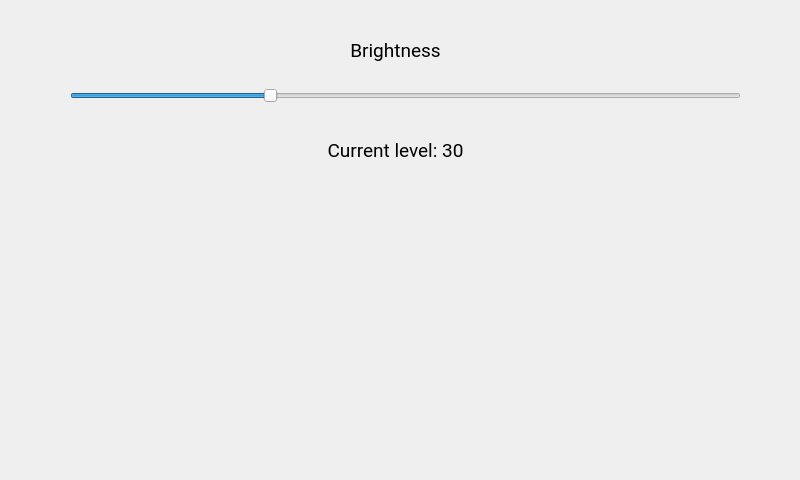
This is settingsmenu.ui in spencerng/lmao as Qt 5 draws it before an edit. The edited form follows.
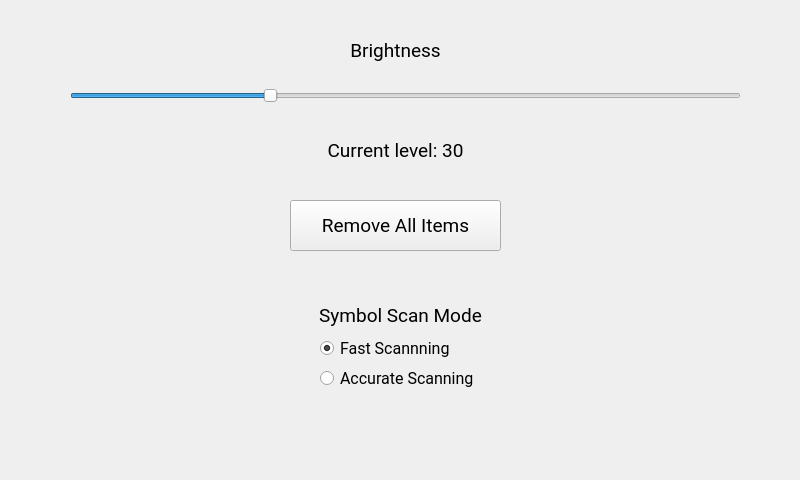
This is the edited form. Icons and pictures are not drawn.

The edit to the form file:
```diff
--- a/settingsmenu.ui
+++ b/settingsmenu.ui
@@ -138,6 +138,88 @@
      <set>Qt::AlignCenter</set>
     </property>
    </widget>
+   <widget class="QPushButton" name="deleteAllButton">
+    <property name="geometry">
+     <rect>
+      <x>290</x>
+      <y>200</y>
+      <width>211</width>
+      <height>51</height>
+     </rect>
+    </property>
+    <property name="font">
+     <font>
+      <family>Roboto</family>
+      <pointsize>14</pointsize>
+     </font>
+    </property>
+    <property name="text">
+     <string>Remove All Items</string>
+    </property>
+   </widget>
+   <widget class="QRadioButton" name="fastScanButton">
+    <property name="geometry">
+     <rect>
+      <x>320</x>
+      <y>340</y>
+      <width>141</width>
+      <height>17</height>
+     </rect>
+    </property>
+    <property name="font">
+     <font>
+      <family>Roboto</family>
+      <pointsize>12</pointsize>
+     </font>
+    </property>
+    <property name="text">
+     <string>Fast Scannning</string>
+    </property>
+    <property name="checked">
+     <bool>true</bool>
+    </property>
+   </widget>
+   <widget class="QRadioButton" name="accurateScanButton">
+    <property name="geometry">
+     <rect>
+      <x>320</x>
+      <y>370</y>
+      <width>161</width>
+      <height>17</height>
+     </rect>
+    </property>
+    <property name="font">
+     <font>
+      <family>Roboto</family>
+      <pointsize>12</pointsize>
+     </font>
+    </property>
+    <property name="text">
+     <string>Accurate Scanning</string>
+    </property>
+   </widget>
+   <widget class="QLabel" name="scanModeLabel">
+    <property name="geometry">
+     <rect>
+      <x>290</x>
+      <y>300</y>
+      <width>221</width>
+      <height>31</height>
+     </rect>
+    </property>
+    <property name="font">
+     <font>
+      <family>Roboto</family>
+      <pointsize>14</pointsize>
+     </font>
+    </property>
+    <property name="text">
+     <string>Symbol Scan Mode</string>
+    </property>
+    <property name="alignment">
+     <set>Qt::AlignCenter</set>
+    </property>
+   </widget>
   </widget>
   <widget class="QToolBar" name="mainToolBar">
    <property name="enabled">
```
